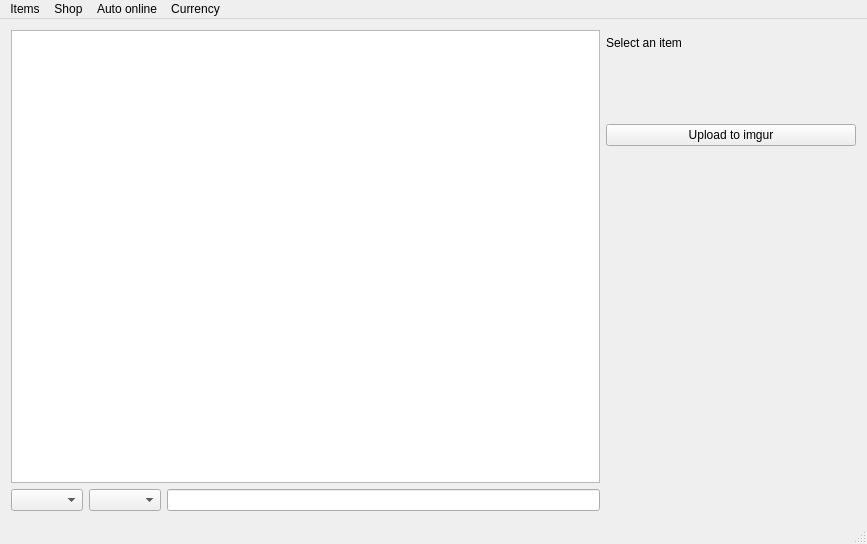
xyzz/acquisition, file forms/mainwindow.ui: the form before one commit.
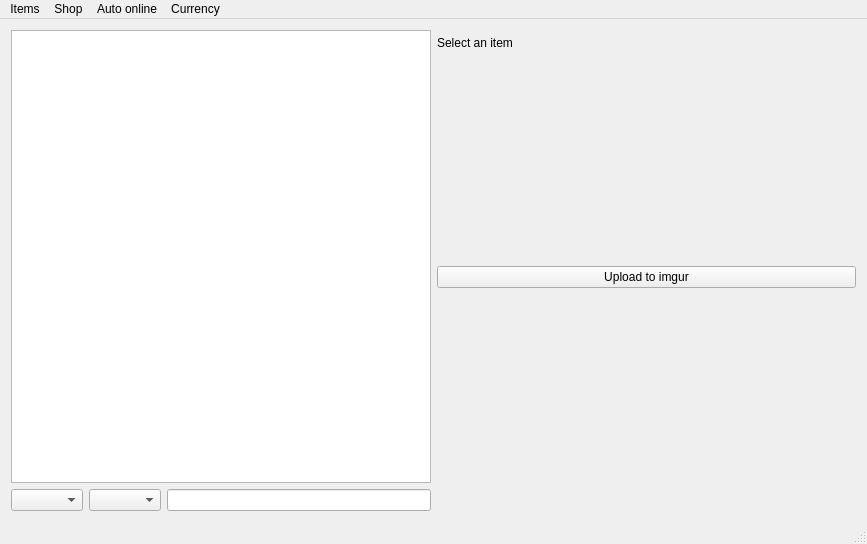
The form after the commit.

Commit message:
Fixes xyzz/acquisition#183
Quick fix.

The edit to the form file:
```diff
--- a/forms/mainwindow.ui
+++ b/forms/mainwindow.ui
@@ -74,7 +74,7 @@
               <number>0</number>
              </property>
              <property name="sizeConstraint">
-              <enum>QLayout::SetFixedSize</enum>
+              <enum>QLayout::SetDefaultConstraint</enum>
              </property>
              <property name="leftMargin">
               <number>0</number>
```
